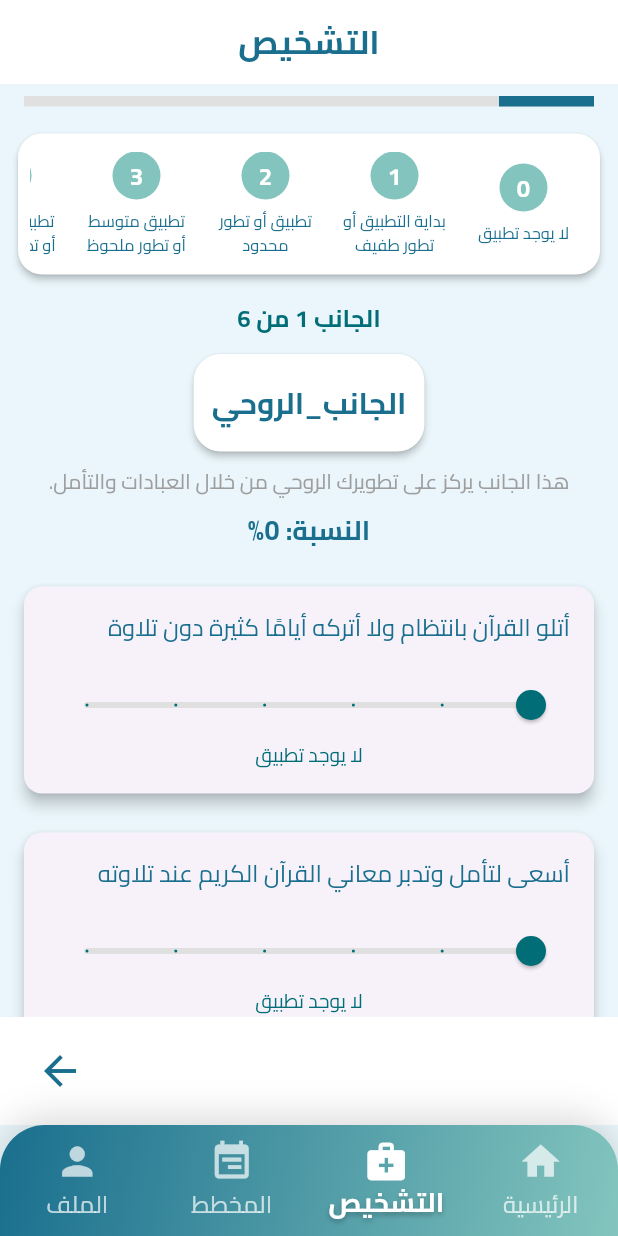
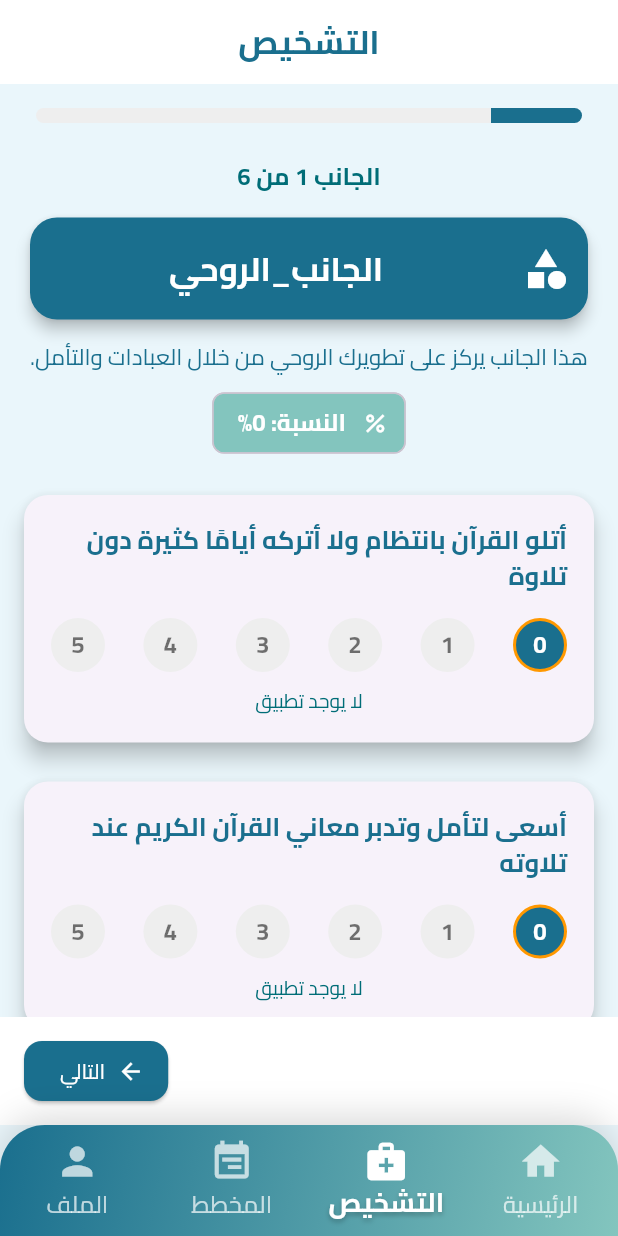
Before and after one commit to ilyesblidi/Mekyas-Tawazoun, a Flutter app: the screen it shows once a user with an empty profile is signed in, item 2 of the bottom bar chosen, on a phone screen of 412 x 824 dp. Run offline on Flutter 3.47's test engine with Material 3 defaults, Android fonts, the phone set to English and light mode, and no system bars; our stand-ins replace cloud_firestore, firebase_auth, firebase_core, flutter_rating_bar, percent_indicator, share_plus and 2 more; missing offline and left inert: flutter_radar_chart, gsheets; accounts and stored records are empty; statements that could not run were skipped; key blocks and very long unbroken strings in the code were emptied for the run.

Commit message:
feat: Refactor Action Plan Page to handle diagnostic results loading and improve error handling - Enhance the UI for the Diagnostic Page. - fusionner les 2 methodes de (fetching data from firestore 'online') & (getting data from SharedPreferences 'offline') dans une methode. - Enabling Firestore offline persistence to allow the app to cache data locally on the device.

```diff
--- a/lib/main.dart
+++ b/lib/main.dart
@@ -1,3 +1,4 @@
+import 'package:cloud_firestore/cloud_firestore.dart';
 import 'package:firebase_core/firebase_core.dart';
 import 'package:flutter/material.dart';
 import 'package:gsheets/gsheets.dart';
@@ -36,6 +37,10 @@ void main() async {
     options: DefaultFirebaseOptions.currentPlatform,
   );
 
+  // Enable Firestore offline persistence using Settings
+  FirebaseFirestore.instance.settings = const Settings(
+    persistenceEnabled: true,
+  );
 
   // init Gsheet
   final _gsheets = GSheets(_credentials);
--- a/lib/pages/diagnostic_page.dart
+++ b/lib/pages/diagnostic_page.dart
@@ -32,11 +32,13 @@ class _DiagnosticPageState extends State<DiagnosticPage> {
   };
 
   static const Map<String, String> _fieldDescriptions = {
-    'الجانب_الروحي': 'هذا الجانب يركز على تطويرك الروحي من خلال العبادات والتأمل.',
+    'الجانب_الروحي':
+        'هذا الجانب يركز على تطويرك الروحي من خلال العبادات والتأمل.',
     'الجانب_الاجتماعي': 'هذا الجانب يركز على علاقاتك الاجتماعية وصلة الرحم.',
     'الجانب_العلمي': 'هذا الجانب يركز على تطويرك العلمي والمعرفي.',
     'الجانب_الصحي': 'هذا الجانب يركز على صحتك الجسدية والعادات الصحية.',
-    'جانب_تطوير_المهارات': 'هذا الجانب يركز على صحتك النفسية والتعامل مع الضغوط.',
+    'جانب_تطوير_المهارات':
+        'هذا الجانب يركز على صحتك النفسية والتعامل مع الضغوط.',
     'الجانب_المالي': 'هذا الجانب يركز على تطورك المهني وإدارة أمورك المالية.',
   };
 
@@ -45,7 +47,6 @@ class _DiagnosticPageState extends State<DiagnosticPage> {
     super.initState();
     _questionsFuture = _loadQuestions();
     _checkIfHasResult();
-    _syncFromFirestoreIfNeeded();
   }
 
   Future<void> _checkIfHasResult() async {
@@ -56,6 +57,28 @@ class _DiagnosticPageState extends State<DiagnosticPage> {
         _showResult = true;
         _lastResult = Map<String, dynamic>.from(json.decode(jsonString));
       });
+    } else {
+      final user = FirebaseAuth.instance.currentUser;
+      if (user != null) {
+        final doc =
+            await FirebaseFirestore.instance
+                .collection('diagnostic_results')
+                .doc(user.uid)
+                .get();
+        if (doc.exists) {
+          final data = doc.data();
+          if (data != null && data['answers'] != null) {
+            await prefs.setString(
+              'diagnostic_results',
+              json.encode(data['answers']),
+            );
+            setState(() {
+              _showResult = true;
+              _lastResult = Map<String, dynamic>.from(data['answers']);
+            });
+          }
+        }
+      }
     }
   }
 
@@ -63,29 +86,6 @@ class _DiagnosticPageState extends State<DiagnosticPage> {
     final jsonString = await rootBundle.loadString('lib/assets/questions.json');
     final Map<String, dynamic> data = json.decode(jsonString);
     return data.map((key, value) => MapEntry(key, List<String>.from(value)));
-  }
-
-  Future<void> _syncFromFirestoreIfNeeded() async {
-    final user = FirebaseAuth.instance.currentUser;
-    if (user == null) return;
-    final doc = await FirebaseFirestore.instance
-        .collection('diagnostic_results')
-        .doc(user.uid)
-        .get();
-    if (doc.exists) {
-      final data = doc.data();
-      if (data != null && data['answers'] != null) {
-        final Map<String, dynamic> answers = Map<String, dynamic>.from(data['answers']);
-        setState(() {
-          _answers = {
-            for (var field in answers.keys)
-              field: Map<String, int>.from(answers[field]),
-          };
-        });
-        final prefs = await SharedPreferences.getInstance();
-        await prefs.setString('diagnostic_results', json.encode(data['answers']));
-      }
-    }
   }
 
   void _onScoreSelected(String field, String question, int score) {
@@ -121,11 +121,14 @@ class _DiagnosticPageState extends State<DiagnosticPage> {
     questionsMap.forEach((field, questions) {
       final fieldAnswers = <String, int>{};
       for (var q in questions) {
-        fieldAnswers[q] = _answers[field]?[q] ?? 0; // Default to 0 if not answered
+        fieldAnswers[q] = _answers[field]?[q] ?? 0;
       }
       result[field] = {
         'answers': fieldAnswers,
-        'percentage': _calculateFieldPercentage(field, questions).toStringAsFixed(1),
+        'percentage': _calculateFieldPercentage(
+          field,
+          questions,
+        ).toStringAsFixed(1),
       };
     });
     await prefs.setString('diagnostic_results', json.encode(result));
@@ -144,16 +147,31 @@ class _DiagnosticPageState extends State<DiagnosticPage> {
   Future<void> _onFinish(Map<String, List<String>> questionsMap) async {
     final confirmed = await showDialog<bool>(
       context: context,
-      builder: (context) => AlertDialog(
-        title: const Text('تأكيد التشخيص', textAlign: TextAlign.right, style: TextStyle(fontFamily: 'Cairo')),
-        content: const Text('هل أنت متأكد من إنهاء التشخيص؟', textAlign: TextAlign.right, style: TextStyle(fontFamily: 'Cairo')),
+      builder:
+          (context) => AlertDialog(
+            title: const Text(
+              'تأكيد التشخيص',
+              textAlign: TextAlign.right,
+              style: TextStyle(fontFamily: 'Cairo'),
+            ),
+            content: const Text(
+              'هل أنت متأكد من إنهاء التشخيص؟',
+              textAlign: TextAlign.right,
+              style: TextStyle(fontFamily: 'Cairo'),
+            ),
             actions: [
               TextButton(
-            child: const Text('إلغاء', style: TextStyle(fontFamily: 'Cairo')),
+                child: const Text(
+                  'إلغاء',
+                  style: TextStyle(fontFamily: 'Cairo'),
+                ),
                 onPressed: () => Navigator.pop(context, false),
               ),
               ElevatedButton(
-            child: const Text('تأكيد', style: TextStyle(fontFamily: 'Cairo')),
+                child: const Text(
+                  'تأكيد',
+                  style: TextStyle(fontFamily: 'Cairo'),
+                ),
                 onPressed: () => Navigator.pop(context, true),
               ),
             ],
@@ -171,59 +189,6 @@ class _DiagnosticPageState extends State<DiagnosticPage> {
         });
       }
     }
-  }
-
-  Widget _buildScoreScaleBar() {
-    return Card(
-      margin: const EdgeInsets.symmetric(horizontal: 12, vertical: 10),
-      color: Colors.white,
-      elevation: 2,
-      shape: RoundedRectangleBorder(borderRadius: BorderRadius.circular(16)),
-      child: Padding(
-        padding: const EdgeInsets.symmetric(vertical: 12, horizontal: 8),
-        child: SingleChildScrollView(
-          scrollDirection: Axis.horizontal,
-          child: Row(
-            mainAxisAlignment: MainAxisAlignment.spaceEvenly,
-            children: _scoreLabels.entries.map((entry) {
-              return Padding(
-                padding: const EdgeInsets.symmetric(horizontal: 8),
-                child: Column(
-                  children: [
-                    CircleAvatar(
-                      backgroundColor: const Color(0xFF83C5BE),
-                      radius: 16,
-                      child: Text(
-                        entry.key.toString(),
-                        style: const TextStyle(
-                          fontFamily: 'Cairo',
-                          color: Colors.white,
-                          fontWeight: FontWeight.bold,
-                          fontSize: 16,
-                        ),
-                      ),
-                    ),
-                    const SizedBox(height: 6),
-                    SizedBox(
-                      width: 70,
-                      child: Text(
-                        entry.value,
-                        style: const TextStyle(
-                          fontFamily: 'Cairo',
-                          fontSize: 11,
-                          color: Color(0xFF1A6F8E),
-                        ),
-                        textAlign: TextAlign.center,
-                      ),
-                    ),
-                  ],
-                ),
-              );
-            }).toList(),
-          ),
-        ),
-      ),
-    );
   }
 
   Widget _buildDiagnosticContent(BuildContext context) {
@@ -254,15 +219,19 @@ class _DiagnosticPageState extends State<DiagnosticPage> {
         return Column(
           children: [
             Padding(
-              padding: const EdgeInsets.symmetric(horizontal: 16, vertical: 8),
+              padding: const EdgeInsets.symmetric(horizontal: 24, vertical: 16),
+              child: ClipRRect(
+                borderRadius: BorderRadius.circular(12),
                 child: LinearProgressIndicator(
                   value: (_currentFieldIndex + 1) / fields.length,
-                backgroundColor: Colors.grey[300],
-                valueColor: const AlwaysStoppedAnimation<Color>(Color(0xFF1A6F8E)),
-                minHeight: 7,
+                  backgroundColor: Colors.grey[200],
+                  valueColor: const AlwaysStoppedAnimation<Color>(
+                    Color(0xFF1A6F8E),
+                  ),
+                  minHeight: 10,
                 ),
               ),
-            _buildScoreScaleBar(),
+            ),
             Padding(
               padding: const EdgeInsets.only(top: 8, bottom: 4),
               child: Text(
@@ -276,24 +245,35 @@ class _DiagnosticPageState extends State<DiagnosticPage> {
               ),
             ),
             Padding(
-              padding: const EdgeInsets.symmetric(horizontal: 16, vertical: 4),
+              padding: const EdgeInsets.symmetric(horizontal: 16, vertical: 8),
               child: Card(
-                color: Colors.white,
-                elevation: 2,
+                color: const Color(0xFF1A6F8E),
+                elevation: 4,
                 shape: RoundedRectangleBorder(
                   borderRadius: BorderRadius.circular(18),
                 ),
                 child: Padding(
-                  padding: const EdgeInsets.symmetric(vertical: 18, horizontal: 12),
+                  padding: const EdgeInsets.symmetric(
+                    vertical: 18,
+                    horizontal: 12,
+                  ),
+                  child: Row(
+                    children: [
+                      const Icon(Icons.category, color: Colors.white, size: 32),
+                      const SizedBox(width: 12),
+                      Expanded(
                         child: Text(
                           field,
                           textAlign: TextAlign.center,
                           style: const TextStyle(
                             fontFamily: 'Cairo',
                             fontWeight: FontWeight.bold,
-                      fontSize: 20,
-                      color: Color(0xFF1A6F8E),
+                            fontSize: 22,
+                            color: Colors.white,
                           ),
+                        ),
+                      ),
+                    ],
                   ),
                 ),
               ),
@@ -304,23 +284,26 @@ class _DiagnosticPageState extends State<DiagnosticPage> {
                 _fieldDescriptions[field] ?? '',
                 style: const TextStyle(
                   fontFamily: 'Cairo',
-                  fontSize: 14,
-                  color: Colors.grey,
+                  fontSize: 15,
+                  color: Color(0xFF1A6F8E),
                 ),
                 textAlign: TextAlign.center,
               ),
             ),
             Padding(
               padding: const EdgeInsets.symmetric(vertical: 8),
-              child: Text(
+              child: Chip(
+                backgroundColor: const Color(0xFF83C5BE),
+                label: Text(
                   'النسبة: ${percentage.toStringAsFixed(0)}%',
                   style: const TextStyle(
                     fontFamily: 'Cairo',
                     fontWeight: FontWeight.bold,
-                  fontSize: 18,
-                  color: Color(0xFF1A6F8E),
+                    fontSize: 16,
+                    color: Colors.white,
                   ),
-                textAlign: TextAlign.center,
+                ),
+                avatar: const Icon(Icons.percent, color: Colors.white),
               ),
             ),
             Expanded(
@@ -332,23 +315,29 @@ class _DiagnosticPageState extends State<DiagnosticPage> {
                   final field = fields[fieldIndex];
                   final questions = questionsMap[field]!;
                   return AnimatedSwitcher(
-                    duration: const Duration(milliseconds: 300),
+                    duration: const Duration(milliseconds: 400),
                     child: ListView.separated(
                       key: ValueKey(field),
-                      padding: const EdgeInsets.symmetric(horizontal: 12, vertical: 8),
+                      padding: const EdgeInsets.symmetric(
+                        horizontal: 12,
+                        vertical: 8,
+                      ),
                       itemCount: questions.length,
                       separatorBuilder: (_, __) => const SizedBox(height: 10),
                       itemBuilder: (context, qIndex) {
                         final question = questions[qIndex];
                         final selected = _answers[field]?[question] ?? 0;
                         return Card(
-                          margin: const EdgeInsets.symmetric(vertical: 8, horizontal: 4),
-                          elevation: 4,
+                          margin: const EdgeInsets.symmetric(
+                            vertical: 8,
+                            horizontal: 4,
+                          ),
+                          elevation: 6,
                           shape: RoundedRectangleBorder(
-                            borderRadius: BorderRadius.circular(12),
+                            borderRadius: BorderRadius.circular(16),
                           ),
                           child: Padding(
-                            padding: const EdgeInsets.all(16),
+                            padding: const EdgeInsets.all(18),
                             child: Column(
                               crossAxisAlignment: CrossAxisAlignment.stretch,
                               children: [
@@ -356,22 +345,66 @@ class _DiagnosticPageState extends State<DiagnosticPage> {
                                   question,
                                   style: const TextStyle(
                                     fontFamily: 'Cairo',
-                                    fontSize: 16,
+                                    fontSize: 17,
                                     color: Color(0xFF1A6F8E),
+                                    fontWeight: FontWeight.bold,
                                   ),
                                   textAlign: TextAlign.right,
                                 ),
                                 const SizedBox(height: 16),
-                                Slider(
-                                  value: selected.toDouble(),
-                                  min: 0,
-                                  max: 5,
-                                  divisions: 5,
-                                  label: _scoreLabels[selected],
-                                  onChanged: (value) => _onScoreSelected(field, question, value.toInt()),
-                                  activeColor: const Color(0xFF006D77),
-                                  inactiveColor: Colors.grey[300],
+                                Row(
+                                  mainAxisAlignment:
+                                      MainAxisAlignment.spaceBetween,
+                                  children: List.generate(6, (score) {
+                                    final isSelected = selected == score;
+                                    return GestureDetector(
+                                      onTap:
+                                          () => _onScoreSelected(
+                                            field,
+                                            question,
+                                            score,
                                           ),
+                                      child: AnimatedContainer(
+                                        duration: const Duration(
+                                          milliseconds: 200,
+                                        ),
+                                        width: 36,
+                                        height: 36,
+                                        decoration: BoxDecoration(
+                                          color:
+                                              isSelected
+                                                  ? const Color(0xFF1A6F8E)
+                                                  : Colors.grey[200],
+                                          borderRadius: BorderRadius.circular(
+                                            18,
+                                          ),
+                                          border:
+                                              isSelected
+                                                  ? Border.all(
+                                                    color: Colors.orange,
+                                                    width: 2,
+                                                  )
+                                                  : null,
+                                        ),
+                                        child: Center(
+                                          child: Text(
+                                            score.toString(),
+                                            style: TextStyle(
+                                              fontFamily: 'Cairo',
+                                              color:
+                                                  isSelected
+                                                      ? Colors.white
+                                                      : Colors.black54,
+                                              fontWeight: FontWeight.bold,
+                                              fontSize: 16,
+                                            ),
+                                          ),
+                                        ),
+                                      ),
+                                    );
+                                  }),
+                                ),
+                                const SizedBox(height: 10),
                                 Text(
                                   _scoreLabels[selected]!,
                                   style: const TextStyle(
@@ -398,30 +431,63 @@ class _DiagnosticPageState extends State<DiagnosticPage> {
                 mainAxisAlignment: MainAxisAlignment.spaceBetween,
                 children: [
                   if (_currentFieldIndex > 0)
-                    IconButton(
-                      icon: const Icon(Icons.arrow_back, color: Color(0xFF83C5BE), size: 32),
+                    ElevatedButton.icon(
+                      style: ElevatedButton.styleFrom(
+                        backgroundColor: const Color(0xFF83C5BE),
+                        shape: RoundedRectangleBorder(
+                          borderRadius: BorderRadius.circular(12),
+                        ),
+                      ),
+                      icon: const Icon(Icons.arrow_back, color: Colors.white),
+                      label: const Text(
+                        'السابق',
+                        style: TextStyle(
+                          fontFamily: 'Cairo',
+                          color: Colors.white,
+                        ),
+                      ),
                       onPressed: () => _goToPage(_currentFieldIndex - 1),
-                      tooltip: 'السابق',
                     )
                   else
-                    const SizedBox(width: 48),
+                    const SizedBox(width: 100),
                   if (_currentFieldIndex < fields.length - 1)
-                    IconButton(
-                      icon: const Icon(Icons.arrow_forward, color: Color(0xFF1A6F8E), size: 32),
+                    ElevatedButton.icon(
+                      style: ElevatedButton.styleFrom(
+                        backgroundColor: const Color(0xFF1A6F8E),
+                        shape: RoundedRectangleBorder(
+                          borderRadius: BorderRadius.circular(12),
+                        ),
+                      ),
+                      icon: const Icon(
+                        Icons.arrow_forward,
+                        color: Colors.white,
+                      ),
+                      label: const Text(
+                        'التالي',
+                        style: TextStyle(
+                          fontFamily: 'Cairo',
+                          color: Colors.white,
+                        ),
+                      ),
                       onPressed: () => _goToPage(_currentFieldIndex + 1),
-                      tooltip: 'التالي',
                     )
                   else
                     ElevatedButton.icon(
                       style: ElevatedButton.styleFrom(
                         backgroundColor: const Color(0xFF006D77),
-                        padding: const EdgeInsets.symmetric(vertical: 12, horizontal: 24),
-                        shape: RoundedRectangleBorder(borderRadius: BorderRadius.circular(8)),
-                        textStyle: const TextStyle(fontFamily: 'Cairo', fontWeight: FontWeight.bold),
+                        shape: RoundedRectangleBorder(
+                          borderRadius: BorderRadius.circular(12),
+                        ),
+                      ),
+                      icon: const Icon(Icons.check, color: Colors.white),
+                      label: const Text(
+                        'إنهاء التشخيص',
+                        style: TextStyle(
+                          fontFamily: 'Cairo',
+                          color: Colors.white,
+                        ),
                       ),
                       onPressed: () => _onFinish(questionsMap),
-                      icon: const Icon(Icons.check, color: Colors.white),
-                      label: const Text('إنهاء التشخيص', style: TextStyle(color: Colors.white)),
                     ),
                 ],
               ),
@@ -454,18 +520,41 @@ class _DiagnosticPageState extends State<DiagnosticPage> {
         ),
         body: AnimatedSwitcher(
           duration: const Duration(milliseconds: 500),
-          child: _showResult && _lastResult != null
+          child:
+              _showResult && _lastResult != null
                   ? DiagnosticResultPage(
                     result: _lastResult!,
                     onRetake: () async {
                       final confirmed = await showDialog<bool>(
                         context: context,
-                      builder: (context) => AlertDialog(
-                        title: const Text('تأكيد إعادة التشخيص', textAlign: TextAlign.right, style: TextStyle(fontFamily: 'Cairo')),
-                        content: const Text('هل أنت متأكد من رغبتك في إعادة التشخيص؟ سيتم حذف الإجابات السابقة.', textAlign: TextAlign.right, style: TextStyle(fontFamily: 'Cairo')),
+                        builder:
+                            (context) => AlertDialog(
+                              title: const Text(
+                                'تأكيد إعادة التشخيص',
+                                textAlign: TextAlign.right,
+                                style: TextStyle(fontFamily: 'Cairo'),
+                              ),
+                              content: const Text(
+                                'هل أنت متأكد من رغبتك في إعادة التشخيص؟ سيتم حذف الإجابات السابقة.',
+                                textAlign: TextAlign.right,
+                                style: TextStyle(fontFamily: 'Cairo'),
+                              ),
                               actions: [
-                          TextButton(child: const Text('إلغاء', style: TextStyle(fontFamily: 'Cairo')), onPressed: () => Navigator.pop(context, false)),
-                          ElevatedButton(child: const Text('تأكيد', style: TextStyle(fontFamily: 'Cairo')), onPressed: () => Navigator.pop(context, true)),
+                                TextButton(
+                                  child: const Text(
+                                    'إلغاء',
+                                    style: TextStyle(fontFamily: 'Cairo'),
+                                  ),
+                                  onPressed:
+                                      () => Navigator.pop(context, false),
+                                ),
+                                ElevatedButton(
+                                  child: const Text(
+                                    'تأكيد',
+                                    style: TextStyle(fontFamily: 'Cairo'),
+                                  ),
+                                  onPressed: () => Navigator.pop(context, true),
+                                ),
                               ],
                             ),
                       );
@@ -481,7 +570,7 @@ class _DiagnosticPageState extends State<DiagnosticPage> {
                       }
                     },
                     onCreatePlan: () {
-                    ///Navigator.pushNamed(context, '/action_plan', arguments: _lastResult);
+                      // Implement navigation to action plan if needed
                     },
                   )
                   : _buildDiagnosticContent(context),
```
Also changed, not shown: lib/pages/action_plan_page.dart (+102 -55 lines). Lines whose indentation alone changed are shown as unchanged.
